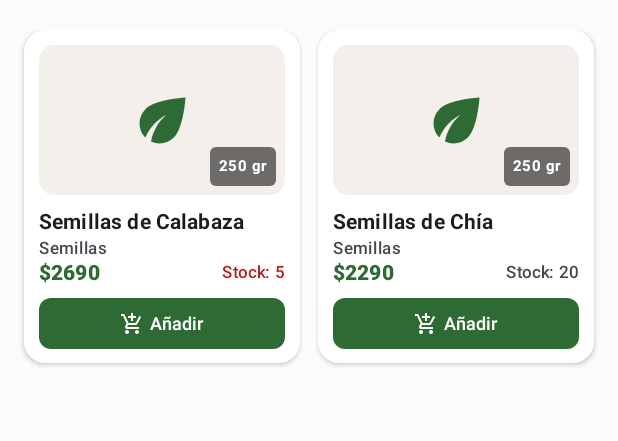
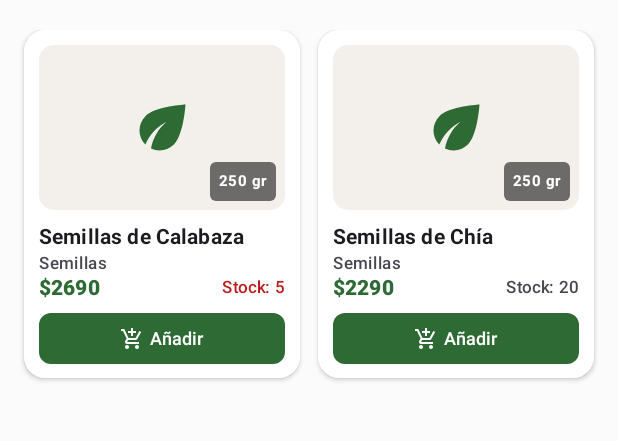
Before and after one commit to Luke17max/Proyecto_FrutosSecos, an Android app built with Jetpack Compose: the composable CatalogoScreen shown on its own in the app's theme, after a tap on "Semillas", on a phone screen of 412 x 824 dp, the part 270-711 px from its top. Run offline under Robolectric (Android 15) with nearby library versions, the phone set to English and light mode, and no system bars; 2 other taps on this screen came first.

Commit message:
Actualizacion CatalogoScreen

```diff
--- a/app/src/main/java/cl/oylfrutossecos/app/ui/screens/CatalogoScreen.kt
+++ b/app/src/main/java/cl/oylfrutossecos/app/ui/screens/CatalogoScreen.kt
@@ -16,6 +16,7 @@ import androidx.compose.runtime.*
 import androidx.compose.ui.Alignment
 import androidx.compose.ui.Modifier
 import androidx.compose.ui.draw.clip
+import androidx.compose.ui.layout.ContentScale
 import androidx.compose.ui.platform.LocalContext
 import androidx.compose.ui.text.font.FontWeight
 import androidx.compose.ui.unit.dp
@@ -24,6 +25,7 @@ import androidx.lifecycle.compose.collectAsStateWithLifecycle
 import cl.oylfrutossecos.app.domain.model.Categoria
 import cl.oylfrutossecos.app.domain.model.Producto
 import cl.oylfrutossecos.app.domain.model.Rol
+import cl.oylfrutossecos.app.ui.components.ImagenProducto
 import cl.oylfrutossecos.app.ui.theme.*
 import cl.oylfrutossecos.app.ui.viewmodels.CarritoViewModel
 import cl.oylfrutossecos.app.ui.viewmodels.ProductosViewModel
@@ -178,16 +180,18 @@ private fun TarjetaCatalogo(
             Box(
                 modifier = Modifier
                     .fillMaxWidth()
-                    .height(100.dp)
+                    .height(110.dp)
                     .clip(RoundedCornerShape(10.dp))
                     .background(SuperficieVariante),
                 contentAlignment = Alignment.Center
             ) {
-                Icon(
-                    imageVector = Icons.Default.Eco,
-                    contentDescription = null,
-                    tint = VerdeOlivaPrincipal,
-                    modifier = Modifier.size(46.dp)
+                ImagenProducto(
+                    imagenUri = producto.imagenUri,
+                    modifier = Modifier.fillMaxSize(),
+                    contentScale = ContentScale.Crop,
+                    iconoPorDefecto = Icons.Default.Eco,
+                    colorIconoPorDefecto = VerdeOlivaPrincipal,
+                    tamanoIconoPorDefecto = 46.dp
                 )
 
                 // Badge de Formato
```
